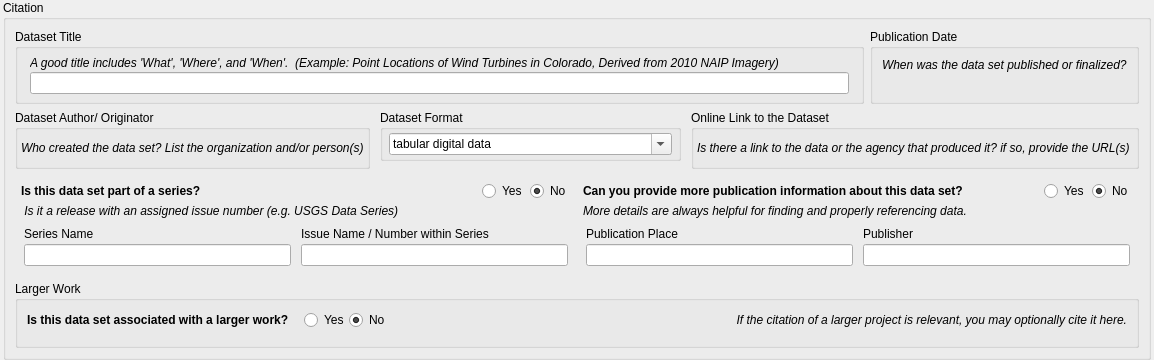
This is pymdwizard/gui/ui_files/Citation.ui in DOI-USGS/fort-pymdwizard as Qt 5 draws it before an edit. The edited form follows.
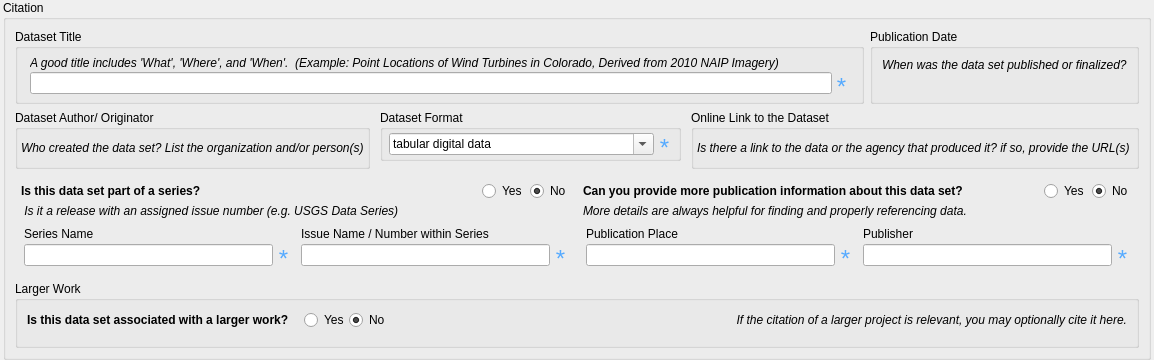
This is the edited form.

Commit message: Add required stars to citation

The edit to the form file:
```diff
--- a/pymdwizard/gui/ui_files/Citation.ui
+++ b/pymdwizard/gui/ui_files/Citation.ui
@@ -98,7 +98,60 @@
               </widget>
              </item>
              <item>
-              <widget class="QLineEdit" name="fgdc_title"/>
+              <layout class="QHBoxLayout" name="horizontalLayout_4">
+               <item>
+                <widget class="QLineEdit" name="fgdc_title"/>
+               </item>
+               <item>
+                <widget class="QLabel" name="label_5">
+                 <property name="sizePolicy">
+                  <sizepolicy hsizetype="Fixed" vsizetype="Minimum">
+                   <horstretch>0</horstretch>
+                   <verstretch>0</verstretch>
+                  </sizepolicy>
+                 </property>
+                 <property name="minimumSize">
+                  <size>
+                   <width>15</width>
+                   <height>0</height>
+                  </size>
+                 </property>
+                 <property name="maximumSize">
+                  <size>
+                   <width>16777215</width>
+                   <height>20</height>
+                  </size>
+                 </property>
+                 <property name="font">
+                  <font>
+                   <family>Arial</family>
+                   <pointsize>9</pointsize>
+                   <weight>50</weight>
+                   <italic>false</italic>
+                   <bold>false</bold>
+                  </font>
+                 </property>
+                 <property name="toolTip">
+                  <string>Required</string>
+                 </property>
+                 <property name="text">
+                  <string>&lt;html&gt;&lt;head/&gt;&lt;body&gt;&lt;p&gt;&lt;span style=&quot; font-size:18pt; color:#55aaff;&quot;&gt;*&lt;/span&gt;&lt;/p&gt;&lt;/body&gt;&lt;/html&gt;</string>
+                 </property>
+                 <property name="scaledContents">
+                  <bool>true</bool>
+                 </property>
+                 <property name="alignment">
+                  <set>Qt::AlignHCenter|Qt::AlignTop</set>
+                 </property>
+                 <property name="margin">
+                  <number>0</number>
+                 </property>
+                 <property name="indent">
+                  <number>0</number>
+                 </property>
+                </widget>
+               </item>
+              </layout>
              </item>
             </layout>
            </item>
@@ -285,6 +338,55 @@
                  </item>
                 </widget>
                </item>
+               <item>
+                <widget class="QLabel" name="label_8">
+                 <property name="sizePolicy">
+                  <sizepolicy hsizetype="Fixed" vsizetype="Minimum">
+                   <horstretch>0</horstretch>
+                   <verstretch>0</verstretch>
+                  </sizepolicy>
+                 </property>
+                 <property name="minimumSize">
+                  <size>
+                   <width>15</width>
+                   <height>0</height>
+                  </size>
+                 </property>
+                 <property name="maximumSize">
+                  <size>
+                   <width>16777215</width>
+                   <height>20</height>
+                  </size>
+                 </property>
+                 <property name="font">
+                  <font>
+                   <family>Arial</family>
+                   <pointsize>9</pointsize>
+                   <weight>50</weight>
+                   <italic>false</italic>
+                   <bold>false</bold>
+                  </font>
+                 </property>
+                 <property name="toolTip">
+                  <string>Required</string>
+                 </property>
+                 <property name="text">
+                  <string>&lt;html&gt;&lt;head/&gt;&lt;body&gt;&lt;p&gt;&lt;span style=&quot; font-size:18pt; color:#55aaff;&quot;&gt;*&lt;/span&gt;&lt;/p&gt;&lt;/body&gt;&lt;/html&gt;</string>
+                 </property>
+                 <property name="scaledContents">
+                  <bool>true</bool>
+                 </property>
+                 <property name="alignment">
+                  <set>Qt::AlignHCenter|Qt::AlignTop</set>
+                 </property>
+                 <property name="margin">
+                  <number>0</number>
+                 </property>
+                 <property name="indent">
+                  <number>0</number>
+                 </property>
+                </widget>
+               </item>
               </layout>
              </item>
             </layout>
@@ -481,7 +583,60 @@
                    </widget>
                   </item>
                   <item>
-                   <widget class="QLineEdit" name="fgdc_sername"/>
+                   <layout class="QHBoxLayout" name="horizontalLayout_7">
+                    <item>
+                     <widget class="QLineEdit" name="fgdc_sername"/>
+                    </item>
+                    <item>
+                     <widget class="QLabel" name="label_6">
+                      <property name="sizePolicy">
+                       <sizepolicy hsizetype="Fixed" vsizetype="Minimum">
+                        <horstretch>0</horstretch>
+                        <verstretch>0</verstretch>
+                       </sizepolicy>
+                      </property>
+                      <property name="minimumSize">
+                       <size>
+                        <width>15</width>
+                        <height>0</height>
+                       </size>
+                      </property>
+                      <property name="maximumSize">
+                       <size>
+                        <width>16777215</width>
+                        <height>20</height>
+                       </size>
+                      </property>
+                      <property name="font">
+                       <font>
+                        <family>Arial</family>
+                        <pointsize>9</pointsize>
+                        <weight>50</weight>
+                        <italic>false</italic>
+                        <bold>false</bold>
+                       </font>
+                      </property>
+                      <property name="toolTip">
+                       <string>Required</string>
+                      </property>
+                      <property name="text">
+                       <string>&lt;html&gt;&lt;head/&gt;&lt;body&gt;&lt;p&gt;&lt;span style=&quot; font-size:18pt; color:#55aaff;&quot;&gt;*&lt;/span&gt;&lt;/p&gt;&lt;/body&gt;&lt;/html&gt;</string>
+                      </property>
+                      <property name="scaledContents">
+                       <bool>true</bool>
+                      </property>
+                      <property name="alignment">
+                       <set>Qt::AlignHCenter|Qt::AlignTop</set>
+                      </property>
+                      <property name="margin">
+                       <number>0</number>
+                      </property>
+                      <property name="indent">
+                       <number>0</number>
+                      </property>
+                     </widget>
+                    </item>
+                   </layout>
                   </item>
                  </layout>
                 </item>
@@ -498,7 +653,60 @@
                    </widget>
                   </item>
                   <item>
-                   <widget class="QLineEdit" name="fgdc_issue"/>
+                   <layout class="QHBoxLayout" name="horizontalLayout_11">
+                    <item>
+                     <widget class="QLineEdit" name="fgdc_issue"/>
+                    </item>
+                    <item>
+                     <widget class="QLabel" name="label_7">
+                      <property name="sizePolicy">
+                       <sizepolicy hsizetype="Fixed" vsizetype="Minimum">
+                        <horstretch>0</horstretch>
+                        <verstretch>0</verstretch>
+                       </sizepolicy>
+                      </property>
+                      <property name="minimumSize">
+                       <size>
+                        <width>15</width>
+                        <height>0</height>
+                       </size>
+                      </property>
+                      <property name="maximumSize">
+                       <size>
+                        <width>16777215</width>
+                        <height>20</height>
+                       </size>
+                      </property>
+                      <property name="font">
+                       <font>
+                        <family>Arial</family>
+                        <pointsize>9</pointsize>
+                        <weight>50</weight>
+                        <italic>false</italic>
+                        <bold>false</bold>
+                       </font>
+                      </property>
+                      <property name="toolTip">
+                       <string>Required</string>
+                      </property>
+                      <property name="text">
+                       <string>&lt;html&gt;&lt;head/&gt;&lt;body&gt;&lt;p&gt;&lt;span style=&quot; font-size:18pt; color:#55aaff;&quot;&gt;*&lt;/span&gt;&lt;/p&gt;&lt;/body&gt;&lt;/html&gt;</string>
+                      </property>
+                      <property name="scaledContents">
+                       <bool>true</bool>
+                      </property>
+                      <property name="alignment">
+                       <set>Qt::AlignHCenter|Qt::AlignTop</set>
+                      </property>
+                      <property name="margin">
+                       <number>0</number>
+                      </property>
+                      <property name="indent">
+                       <number>0</number>
+                      </property>
+                     </widget>
+                    </item>
+                   </layout>
                   </item>
                  </layout>
                 </item>
@@ -634,7 +842,60 @@
                    </widget>
                   </item>
                   <item>
-                   <widget class="QLineEdit" name="fgdc_pubplace"/>
+                   <layout class="QHBoxLayout" name="horizontalLayout_2">
+                    <item>
+                     <widget class="QLineEdit" name="fgdc_pubplace"/>
+                    </item>
+                    <item>
+                     <widget class="QLabel" name="label_3">
+                      <property name="sizePolicy">
+                       <sizepolicy hsizetype="Fixed" vsizetype="Minimum">
+                        <horstretch>0</horstretch>
+                        <verstretch>0</verstretch>
+                       </sizepolicy>
+                      </property>
+                      <property name="minimumSize">
+                       <size>
+                        <width>15</width>
+                        <height>0</height>
+                       </size>
+                      </property>
+                      <property name="maximumSize">
+                       <size>
+                        <width>16777215</width>
+                        <height>20</height>
+                       </size>
+                      </property>
+                      <property name="font">
+                       <font>
+                        <family>Arial</family>
+                        <pointsize>9</pointsize>
+                        <weight>50</weight>
+                        <italic>false</italic>
+                        <bold>false</bold>
+                       </font>
+                      </property>
+                      <property name="toolTip">
+                       <string>Required</string>
+                      </property>
+                      <property name="text">
+                       <string>&lt;html&gt;&lt;head/&gt;&lt;body&gt;&lt;p&gt;&lt;span style=&quot; font-size:18pt; color:#55aaff;&quot;&gt;*&lt;/span&gt;&lt;/p&gt;&lt;/body&gt;&lt;/html&gt;</string>
+                      </property>
+                      <property name="scaledContents">
+                       <bool>true</bool>
+                      </property>
+                      <property name="alignment">
+                       <set>Qt::AlignHCenter|Qt::AlignTop</set>
+                      </property>
+                      <property name="margin">
+                       <number>0</number>
+                      </property>
+                      <property name="indent">
+                       <number>0</number>
+                      </property>
+                     </widget>
+                    </item>
+                   </layout>
                   </item>
                  </layout>
                 </item>
@@ -651,7 +912,60 @@
                    </widget>
                   </item>
                   <item>
-                   <widget class="QLineEdit" name="fgdc_publish"/>
+                   <layout class="QHBoxLayout" name="horizontalLayout_3">
+                    <item>
+                     <widget class="QLineEdit" name="fgdc_publish"/>
+                    </item>
+                    <item>
+                     <widget class="QLabel" name="label_4">
+                      <property name="sizePolicy">
+                       <sizepolicy hsizetype="Fixed" vsizetype="Minimum">
+                        <horstretch>0</horstretch>
+                        <verstretch>0</verstretch>
+                       </sizepolicy>
+                      </property>
+                      <property name="minimumSize">
+                       <size>
+                        <width>15</width>
+                        <height>0</height>
+                       </size>
+                      </property>
+                      <property name="maximumSize">
+                       <size>
+                        <width>16777215</width>
+                        <height>20</height>
+                       </size>
+                      </property>
+                      <property name="font">
+                       <font>
+                        <family>Arial</family>
+                        <pointsize>9</pointsize>
+                        <weight>50</weight>
+                        <italic>false</italic>
+                        <bold>false</bold>
+                       </font>
+                      </property>
+                      <property name="toolTip">
+                       <string>Required</string>
+                      </property>
+                      <property name="text">
+                       <string>&lt;html&gt;&lt;head/&gt;&lt;body&gt;&lt;p&gt;&lt;span style=&quot; font-size:18pt; color:#55aaff;&quot;&gt;*&lt;/span&gt;&lt;/p&gt;&lt;/body&gt;&lt;/html&gt;</string>
+                      </property>
+                      <property name="scaledContents">
+                       <bool>true</bool>
+                      </property>
+                      <property name="alignment">
+                       <set>Qt::AlignHCenter|Qt::AlignTop</set>
+                      </property>
+                      <property name="margin">
+                       <number>0</number>
+                      </property>
+                      <property name="indent">
+                       <number>0</number>
+                      </property>
+                     </widget>
+                    </item>
+                   </layout>
                   </item>
                  </layout>
                 </item>
```
The commit also changes 10 other files.
